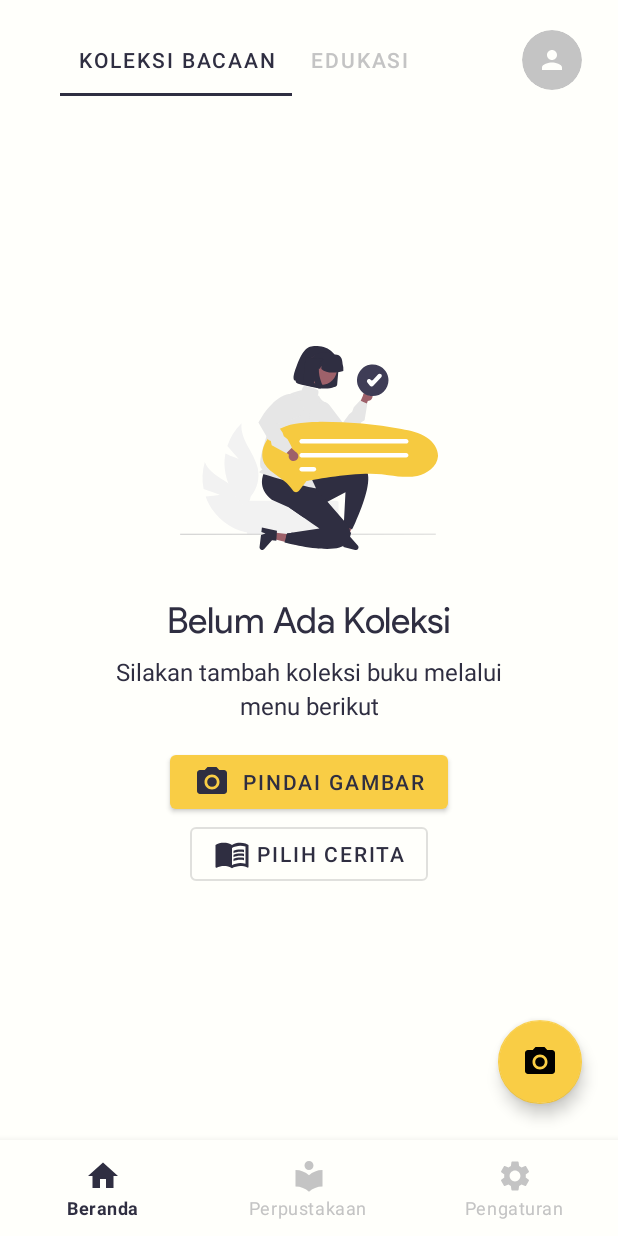
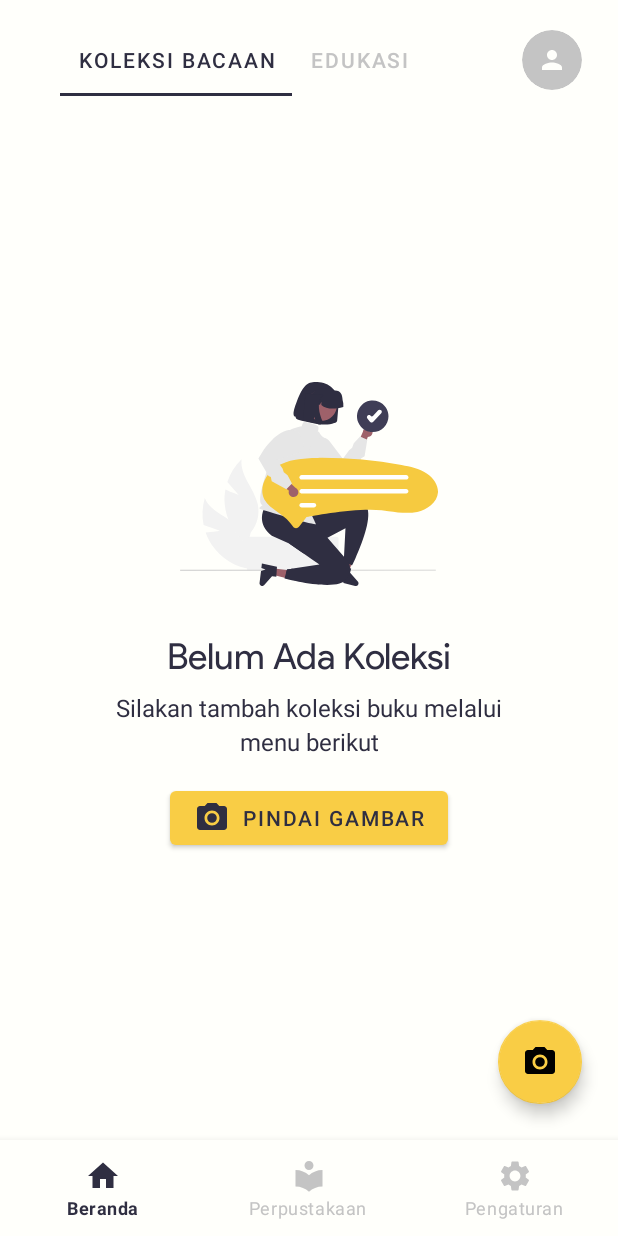
Before and after one commit to alpaca-id/alpaca-android, an Android app: the screen it shows after launch (MainActivity), after a tap on "Masuk", on a phone screen of 412 x 824 dp. Run offline under Robolectric (Android 15) with nearby library versions, the phone set to English and light mode, and no system bars; our stand-ins replace CircleImageView, Dagger/Hilt's generated code, Room's generated code, navigation-ui; 1 other tap on this screen came first.

Commit message:
remove button select from library in fragment_collection.xml

```diff
--- a/app/src/main/res/layout/fragment_collection.xml
+++ b/app/src/main/res/layout/fragment_collection.xml
@@ -48,16 +48,6 @@
             android:text="@string/pindai_gambar"
             app:icon="@drawable/ic_baseline_photo_camera_24" />
 
-        <com.google.android.material.button.MaterialButton
-            android:id="@+id/btn_select_story"
-            style="@style/Widget.MaterialComponents.Button.OutlinedButton"
-            android:layout_width="wrap_content"
-            android:layout_height="wrap_content"
-            android:text="@string/select_story"
-            android:textColor="@color/blue_900"
-            app:icon="@drawable/ic_baseline_menu_book_24"
-            app:iconTint="@color/blue_900" />
-
     </LinearLayout>
 
     <androidx.recyclerview.widget.RecyclerView
```
